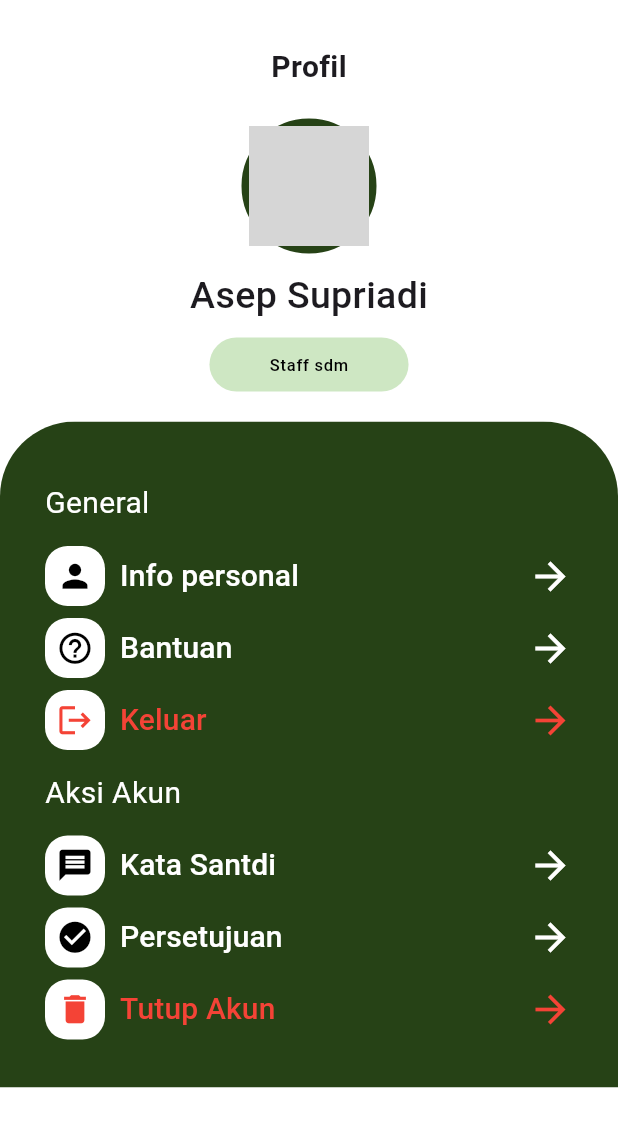
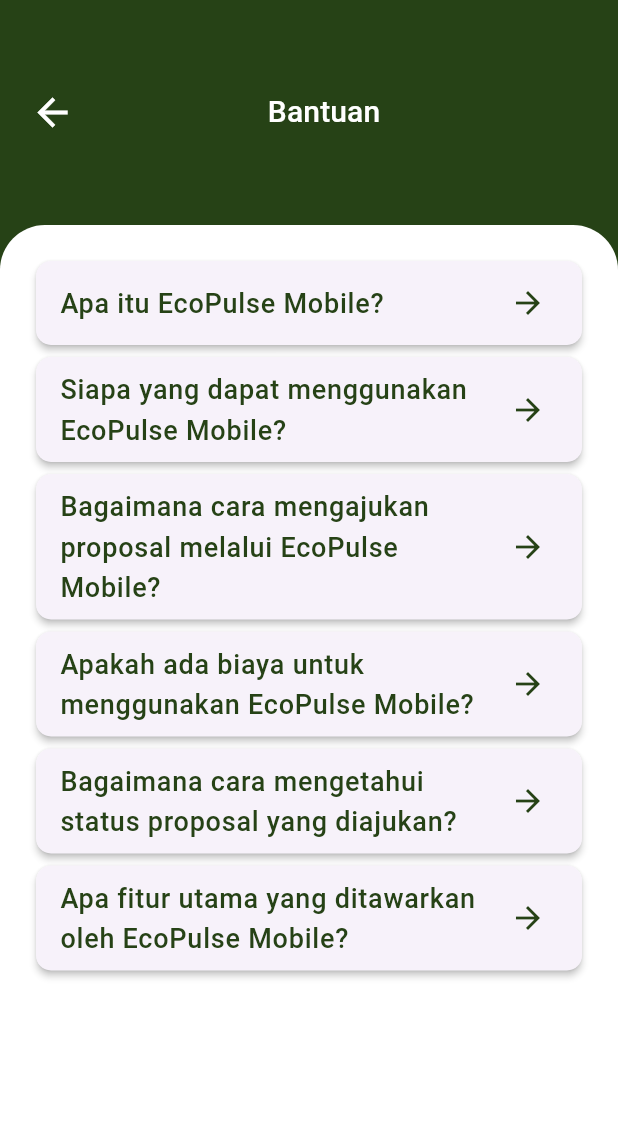
Before and after one commit to proyek-tingkat-ecoplus/tubes_mobpro, a Flutter app: the ProfilePage screen opened by its route, after a tap on "Bantuan", on a phone screen of 412 x 824 dp. Shown: the top 1127 px of the screen. Run offline on Flutter 3.47's test engine with Material 3 defaults, Android fonts, the phone set to English and light mode, and no system bars; our stand-ins replace flutter_animate, page_transition, table_calendar; network calls fail; grey boxes are pictures that could not be loaded.

Commit message:
page help dan detail_help

```diff
--- /dev/null
+++ b/tubes_mobpro/lib/pages/help.dart
@@ -0,0 +1,150 @@
+import 'package:flutter/material.dart';
+import 'help_detail.dart';
+
+class HelpPage extends StatelessWidget {
+  final List<Map<String, String>> faqData = [
+    {
+      "question": "Apa itu EcoPulse Mobile?",
+      "answer": "EcoPulse Mobile adalah aplikasi berbasis smartphone yang dirancang untuk mendukung pengajuan proposal pengembangan infrastruktur energi bersih oleh kepala desa. Aplikasi ini juga menyediakan platform forum diskusi, memungkinkan kepala desa, admin, dan pengguna lain untuk berbagi informasi dan pengalaman terkait proyek energi terbarukan. Dengan EcoPulse Mobile, pengguna dapat mengakses semua fitur dengan mudah dan cepat, di mana pun mereka berada."
+    },
+    {
+      "question": "Siapa yang dapat menggunakan EcoPulse Mobile?",
+      "answer": "EcoPulse Mobile dirancang untuk digunakan oleh berbagai pengguna, termasuk kepala desa yang ingin mengajukan proposal, admin yang bertugas mengelola dan meninjau proposal, serta tamu yang ingin mengakses informasi tentang proyek-proyek energi bersih. Setiap jenis pengguna memiliki akses yang disesuaikan dengan peran mereka dalam aplikasi, memastikan pengalaman pengguna yang optimal."
+    },
+    {
+      "question": "Bagaimana cara mengajukan proposal melalui EcoPulse Mobile?",
+      "answer": "Untuk mengajukan proposal melalui EcoPulse Mobile, kepala desa perlu melakukan langkah-langkah berikut: Registrasi dan Login: Pertama, pengguna harus mendaftar dan membuat akun di aplikasi. Setelah itu, mereka dapat masuk menggunakan kredensial yang telah dibuat"
+      "Mengisi Formulir Proposal: Setelah login, pengguna dapat mengakses bagian pengajuan proposal dan mengisi formulir yang tersedia. Informasi yang diperlukan termasuk deskripsi proyek, tujuan, dan estimasi biaya."
+      "Mengunggah Dokumen: Pengguna dapat mengunggah dokumen pendukung yang diperlukan, seperti rencana anggaran dan gambar proyek."
+      "Mengirim Proposal: Setelah semua informasi diisi dan dokumen diunggah, pengguna dapat mengirim proposal. Proposal akan diterima oleh admin untuk ditinjau dan diproses lebih lanjut."
+    },
+    {
+      "question": "Apakah ada biaya untuk menggunakan EcoPulse Mobile?",
+      "answer": "Penggunaan EcoPulse Mobile sepenuhnya gratis bagi semua pengguna. Namun, biaya mungkin muncul terkait dengan proyek yang diusulkan, seperti biaya konstruksi atau operasional yang ditanggung oleh pihak terkait. Aplikasi ini bertujuan untuk mempermudah akses dan partisipasi dalam pengembangan infrastruktur energi bersih tanpa adanya biaya akses aplikasi."
+    },
+    {
+      "question": "Bagaimana cara mengetahui status proposal yang diajukan?",
+      "answer": "Pengguna dapat mengetahui status proposal mereka dengan cara:"
+      "Notifikasi dalam Aplikasi: Setelah mengajukan proposal, pengguna akan menerima notifikasi di aplikasi tentang status proposal mereka, termasuk apakah proposal diterima, ditolak, atau membutuhkan revisi."
+      "Lihat Riwayat Proposal: Pengguna dapat mengakses riwayat proposal di bagian profil mereka untuk melihat semua proposal yang telah diajukan beserta status masing-masing."
+    },
+    {
+      "question": "Apa fitur utama yang ditawarkan oleh EcoPulse Mobile?",
+      "answer": "EcoPulse Mobile dilengkapi dengan berbagai fitur utama yang mendukung pengguna, antara lain:"
+      "Pengajuan Proposal: Memudahkan kepala desa dalam mengajukan proposal proyek energi bersih secara langsung melalui aplikasi."
+      "Forum Diskusi: Menyediakan platform bagi pengguna untuk berdiskusi, berbagi pengalaman, dan bertanya seputar proyek energi terbarukan."
+      "Manajemen Proposal: Admin dapat meninjau, mengelola, dan memberikan konfirmasi terhadap proposal yang diajukan, semuanya dapat dilakukan melalui antarmuka yang intuitif."
+      "Integrasi Google Maps: Memungkinkan pengguna untuk menandai lokasi proyek infrastruktur energi yang diusulkan, sehingga memberikan gambaran yang jelas tentang distribusi proyek di wilayah tersebut."
+    }
+  ];
+
+  @override
+  Widget build(BuildContext context) {
+    return Scaffold(
+      backgroundColor: Color.fromRGBO(38, 66, 22, 1), // Latar hijau
+      body: SafeArea(
+        child: Column(
+          children: [
+            Container(
+              height: 150,
+              child: Center(
+                child: _buildOptionButton(
+                  icon: Icons.arrow_back,
+                  title: 'Bantuan',
+                  onPressed: () {
+                    Navigator.pop(context);
+                  },
+                ),
+              ),
+            ),
+            Expanded(
+              child: ClipRRect(
+                borderRadius: BorderRadius.only(
+                  topLeft: Radius.circular(30),
+                  topRight: Radius.circular(30),
+                ),
+                child: Container(
+                  color: Colors.white,
+                  child: Padding(
+                    padding: const EdgeInsets.all(20.0),
+                    child: ListView.builder(
+                      itemCount: faqData.length,
+                      itemBuilder: (context, index) {
+                        return Card(
+                          shape: RoundedRectangleBorder(
+                            borderRadius: BorderRadius.circular(10),
+                          ),
+                          elevation: 2,
+                          child: ListTile(
+                            title: Text(
+                              faqData[index]['question'] ?? '',
+                              style: TextStyle(
+                                fontSize: 18,
+                                fontWeight: FontWeight.w500,
+                                color: Color.fromRGBO(38, 66, 22, 1),
+                              ),
+                            ),
+                            trailing: Icon(
+                              Icons.arrow_forward,
+                              color: Color.fromRGBO(38, 66, 22, 1),
+                            ),
+                            onTap: () {
+                              Navigator.push(
+                                context,
+                                MaterialPageRoute(
+                                  builder: (context) => HelpDetailPage(
+                                    question: faqData[index]['question'] ?? '',
+                                    answer: faqData[index]['answer'] ?? '',
+                                  ),
+                                ),
+                              );
+                            },
+                          ),
+                        );
+                      },
+                    ),
+                  ),
+                ),
+              ),
+            ),
+          ],
+        ),
+      ),
+    );
+  }
+}
+
+  Widget _buildOptionButton({
+    required IconData icon,
+    required String title,
+    Color titleColor = Colors.white,
+    Color iconColor = Colors.white,
+    required VoidCallback onPressed,
+  }) {
+    return TextButton(
+    style: TextButton.styleFrom(
+      padding: EdgeInsets.all(0),
+      alignment: Alignment.centerLeft,
+    ),
+    onPressed: onPressed,
+    child: Row(
+      children: [
+        SizedBox(width: 20),
+        Icon(
+          icon, // Use the provided icon parameter
+          color: iconColor, // Use the iconColor parameter
+          size: 30,
+        ),
+        Expanded(
+          child: Center(
+            child: Text(
+              title,
+              style: TextStyle(color: titleColor, fontSize: 20),
+            ),
+          ),
+        ),
+        SizedBox(width: 30), // Optional spacing on the right
+      ],
+    ),
+  );
+}
--- a/tubes_mobpro/lib/pages/portfile.dart
+++ b/tubes_mobpro/lib/pages/portfile.dart
@@ -2,6 +2,7 @@
 import 'package:tubes_webpro/pages/PersetujuanPages.dart';
 import 'package:tubes_webpro/pages/PersonalDetailPages.dart';
 import 'package:tubes_webpro/pages/dashboard.dart';
+import 'package:tubes_webpro/pages/help.dart';
 import 'package:tubes_webpro/pages/page_1.dart';
 
 class ProfilePage extends StatefulWidget {
@@ -110,7 +111,10 @@
                 icon: Icons.help_outline,
                 title: 'Bantuan',
                 onPressed: () {
-                  // Add your onPressed code here
+                 Navigator.push(
+                    context,
+                    MaterialPageRoute(builder: (context) => HelpPage()),
+                  );
                 },
               ),
               _buildOptionButton(
```
Also changed, not shown: tubes_mobpro/lib/pages/help_detail.dart (added, +98 -0 lines).
